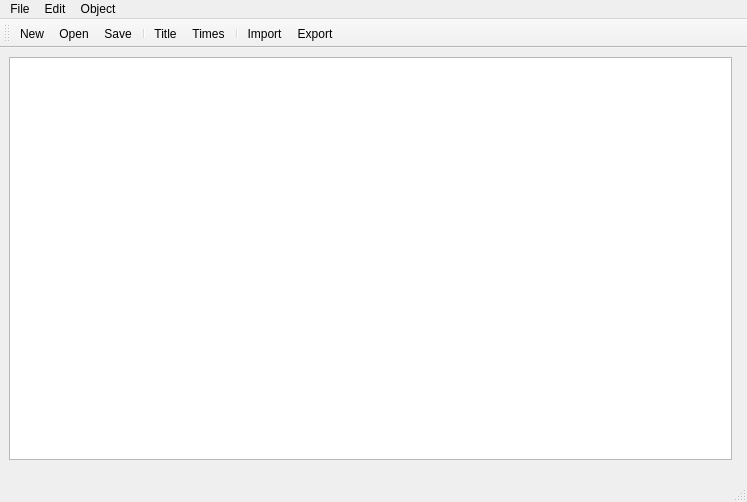
Qt form mainwindow.ui (ANavarrete00/WeeklyEventSchedule) before a commit.
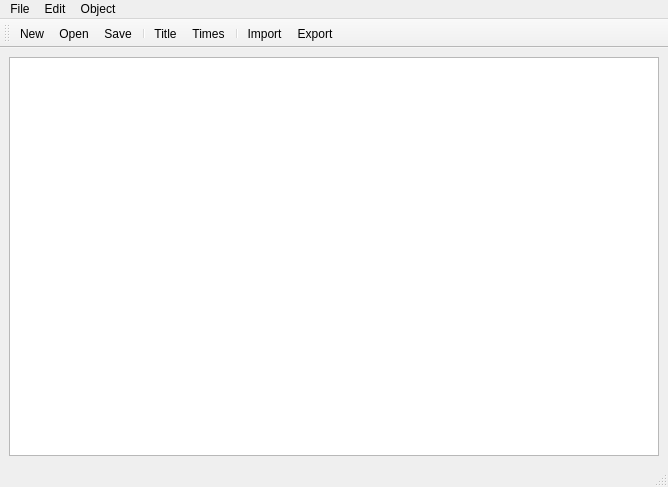
The same form after that commit.

Diff of the .ui file:
```diff
--- a/mainwindow.ui
+++ b/mainwindow.ui
@@ -6,8 +6,8 @@
    <rect>
     <x>0</x>
     <y>0</y>
-    <width>747</width>
-    <height>502</height>
+    <width>668</width>
+    <height>487</height>
    </rect>
   </property>
   <property name="windowTitle">
@@ -20,28 +20,12 @@
      <verstretch>0</verstretch>
     </sizepolicy>
    </property>
-   <widget class="QFrame" name="horizontalFrame">
-    <property name="geometry">
-     <rect>
-      <x>0</x>
-      <y>0</y>
-      <width>741</width>
-      <height>421</height>
-     </rect>
-    </property>
-    <property name="sizePolicy">
-     <sizepolicy hsizetype="Preferred" vsizetype="Preferred">
-      <horstretch>0</horstretch>
-      <verstretch>0</verstretch>
-     </sizepolicy>
-    </property>
-    <property name="maximumSize">
-     <size>
-      <width>741</width>
-      <height>421</height>
-     </size>
-    </property>
-    <layout class="QHBoxLayout" name="horizontalLayout" stretch="0">
+   <layout class="QVBoxLayout" name="verticalLayout_2">
+    <item>
+     <layout class="QVBoxLayout" name="verticalLayout">
+      <property name="spacing">
+       <number>0</number>
+      </property>
      <item>
       <widget class="QGraphicsView" name="graphicsView">
        <property name="sizePolicy">
@@ -50,8 +34,14 @@
          <verstretch>0</verstretch>
         </sizepolicy>
        </property>
+        <property name="minimumSize">
+         <size>
+          <width>0</width>
+          <height>0</height>
+         </size>
+        </property>
        <property name="alignment">
-        <set>Qt::AlignmentFlag::AlignJustify|Qt::AlignmentFlag::AlignVCenter</set>
+         <set>Qt::AlignmentFlag::AlignLeading|Qt::AlignmentFlag::AlignLeft|Qt::AlignmentFlag::AlignVCenter</set>
        </property>
        <property name="resizeAnchor">
         <enum>QGraphicsView::ViewportAnchor::NoAnchor</enum>
@@ -59,14 +49,15 @@
       </widget>
      </item>
     </layout>
-   </widget>
+    </item>
+   </layout>
   </widget>
   <widget class="QMenuBar" name="menubar">
    <property name="geometry">
     <rect>
      <x>0</x>
      <y>0</y>
-     <width>747</width>
+     <width>668</width>
      <height>21</height>
     </rect>
    </property>
```
Left out of the diff: 2 changed lines with no effect on the pictures. Lines whose indentation alone changed are shown as unchanged.
